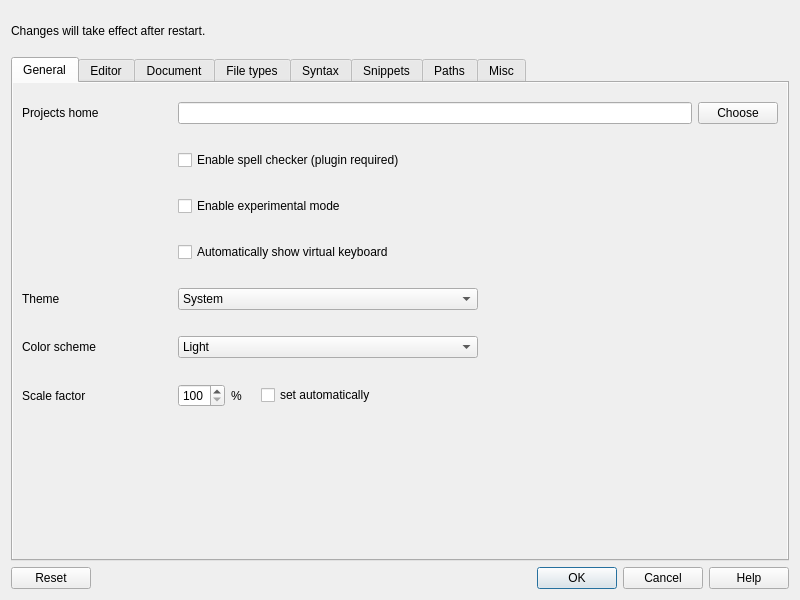
ziracms/editor, file ui/settings.ui: the form before one commit.
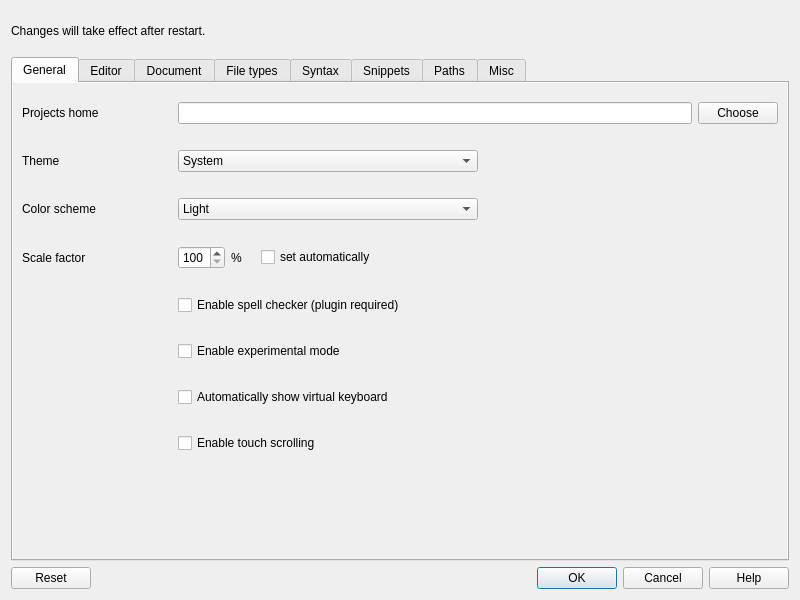
The form after the commit.

Commit message: enable touch scrolling option added

What changed in the file:
```diff
--- a/ui/settings.ui
+++ b/ui/settings.ui
@@ -135,78 +135,6 @@
              </item>
             </layout>
            </item>
-           <item>
-            <layout class="QHBoxLayout" name="spellCheckerLayout">
-             <property name="leftMargin">
-              <number>156</number>
-             </property>
-             <property name="topMargin">
-              <number>10</number>
-             </property>
-             <property name="bottomMargin">
-              <number>10</number>
-             </property>
-             <item>
-              <widget class="QCheckBox" name="spellCheckerCheckbox">
-               <property name="sizePolicy">
-                <sizepolicy hsizetype="Preferred" vsizetype="Fixed">
-                 <horstretch>0</horstretch>
-                 <verstretch>0</verstretch>
-                </sizepolicy>
-               </property>
-               <property name="text">
-                <string>Enable spell checker (plugin required)</string>
-               </property>
-              </widget>
-             </item>
-            </layout>
-           </item>
-           <item>
-            <layout class="QHBoxLayout" name="experimentalModeLayout">
-             <property name="leftMargin">
-              <number>156</number>
-             </property>
-             <property name="topMargin">
-              <number>10</number>
-             </property>
-             <property name="bottomMargin">
-              <number>10</number>
-             </property>
-             <item>
-              <widget class="QCheckBox" name="experimentalModeCheckbox">
-               <property name="sizePolicy">
-                <sizepolicy hsizetype="Preferred" vsizetype="Fixed">
-                 <horstretch>0</horstretch>
-                 <verstretch>0</verstretch>
-                </sizepolicy>
-               </property>
-               <property name="text">
-                <string>Enable experimental mode</string>
-               </property>
-              </widget>
-             </item>
-            </layout>
-           </item>
-           <item>
-            <layout class="QHBoxLayout" name="virtualKeyboardLayout">
-             <property name="leftMargin">
-              <number>156</number>
-             </property>
-             <property name="topMargin">
-              <number>10</number>
-             </property>
-             <property name="bottomMargin">
-              <number>10</number>
-             </property>
-             <item>
-              <widget class="QCheckBox" name="virtualKeyboardCheckBox">
-               <property name="text">
-                <string>Automatically show virtual keyboard</string>
-               </property>
-              </widget>
-             </item>
-            </layout>
-           </item>
            <item>
             <layout class="QHBoxLayout" name="generalThemeLayout">
              <property name="topMargin">
@@ -399,6 +327,98 @@
              </item>
             </layout>
            </item>
+           <item>
+            <layout class="QHBoxLayout" name="spellCheckerLayout">
+             <property name="leftMargin">
+              <number>156</number>
+             </property>
+             <property name="topMargin">
+              <number>10</number>
+             </property>
+             <property name="bottomMargin">
+              <number>10</number>
+             </property>
+             <item>
+              <widget class="QCheckBox" name="spellCheckerCheckbox">
+               <property name="sizePolicy">
+                <sizepolicy hsizetype="Preferred" vsizetype="Fixed">
+                 <horstretch>0</horstretch>
+                 <verstretch>0</verstretch>
+                </sizepolicy>
+               </property>
+               <property name="text">
+                <string>Enable spell checker (plugin required)</string>
+               </property>
+              </widget>
+             </item>
+            </layout>
+           </item>
+           <item>
+            <layout class="QHBoxLayout" name="experimentalModeLayout">
+             <property name="leftMargin">
+              <number>156</number>
+             </property>
+             <property name="topMargin">
+              <number>10</number>
+             </property>
+             <property name="bottomMargin">
+              <number>10</number>
+             </property>
+             <item>
+              <widget class="QCheckBox" name="experimentalModeCheckbox">
+               <property name="sizePolicy">
+                <sizepolicy hsizetype="Preferred" vsizetype="Fixed">
+                 <horstretch>0</horstretch>
+                 <verstretch>0</verstretch>
+                </sizepolicy>
+               </property>
+               <property name="text">
+                <string>Enable experimental mode</string>
+               </property>
+              </widget>
+             </item>
+            </layout>
+           </item>
+           <item>
+            <layout class="QHBoxLayout" name="virtualKeyboardLayout">
+             <property name="leftMargin">
+              <number>156</number>
+             </property>
+             <property name="topMargin">
+              <number>10</number>
+             </property>
+             <property name="bottomMargin">
+              <number>10</number>
+             </property>
+             <item>
+              <widget class="QCheckBox" name="virtualKeyboardCheckBox">
+               <property name="text">
+                <string>Automatically show virtual keyboard</string>
+               </property>
+              </widget>
+             </item>
+            </layout>
+           </item>
+           <item>
+            <layout class="QHBoxLayout" name="touchGesturesLayout">
+             <property name="leftMargin">
+              <number>156</number>
+             </property>
+             <property name="topMargin">
+              <number>10</number>
+             </property>
+             <property name="bottomMargin">
+              <number>10</number>
+             </property>
+             <item>
+              <widget class="QCheckBox" name="touchGesturesCheckBox">
+               <property name="text">
+                <string>Enable touch scrolling</string>
+               </property>
+              </widget>
+             </item>
+            </layout>
+           </item>
            <item>
             <spacer name="generalSpacer">
              <property name="orientation">
```
The commit also changes 13 other files.
